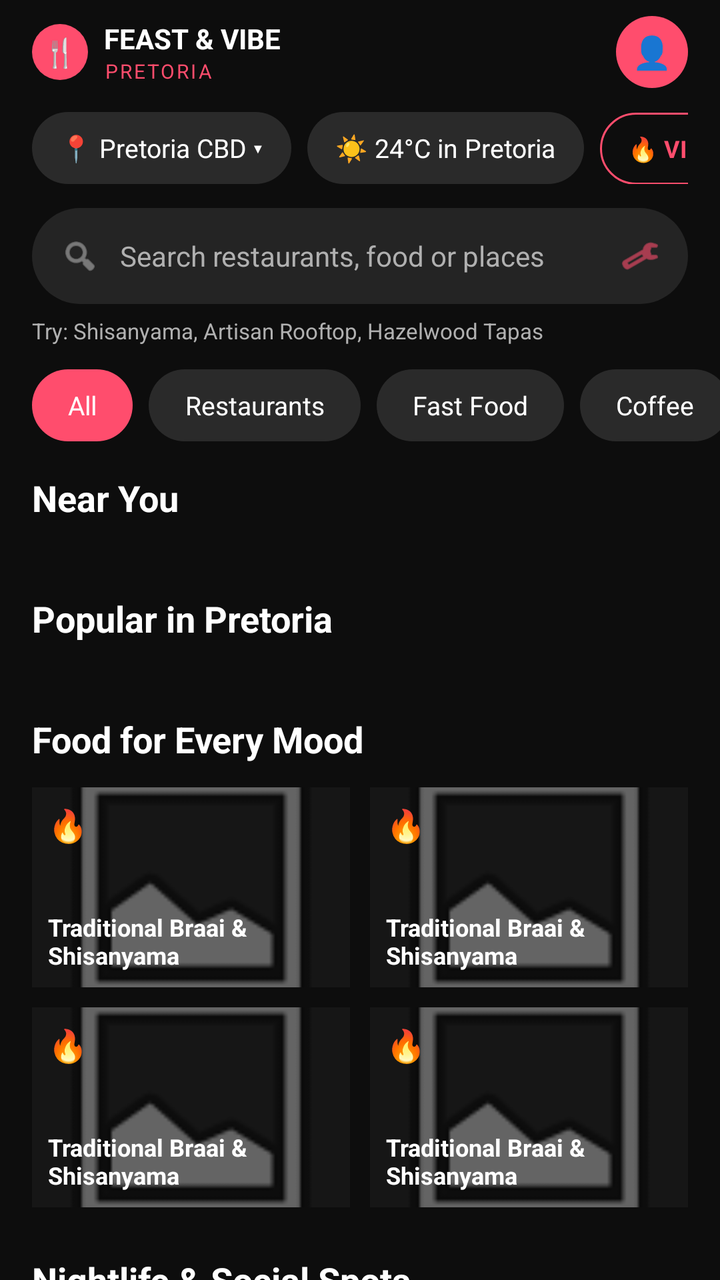
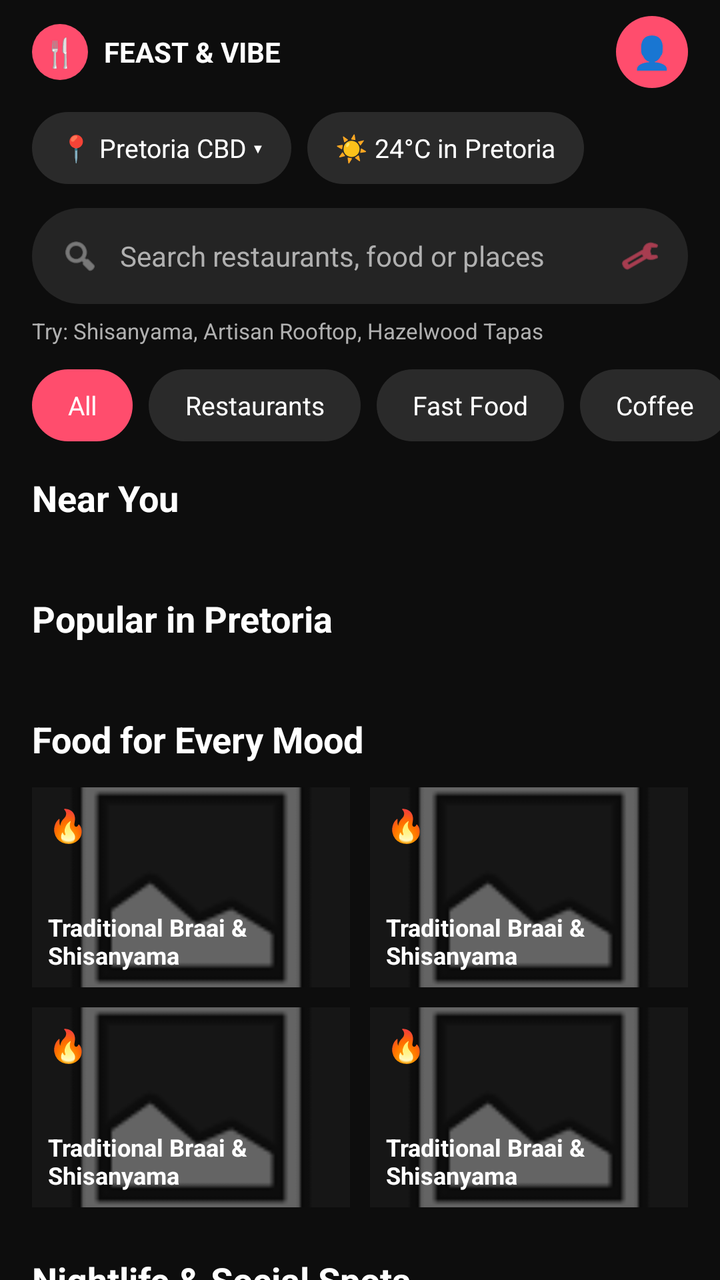

Compare the two renders of this Android layout. The source of the first and the diff that turns it into the second are given below.
<!-- AndroidManifest.xml: application theme Theme.FeastVibe -->
<!-- res/layout/activity_explore.xml -->
<?xml version="1.0" encoding="utf-8"?>
<androidx.constraintlayout.widget.ConstraintLayout
    xmlns:android="http://schemas.android.com/apk/res/android"
    xmlns:app="http://schemas.android.com/apk/res-auto"
    android:id="@+id/main"
    android:layout_width="match_parent"
    android:layout_height="match_parent"
    android:background="@color/background_dark">

    <LinearLayout
        android:id="@+id/header"
        android:layout_width="0dp"
        android:layout_height="wrap_content"
        android:orientation="vertical"
        android:paddingHorizontal="16dp"
        android:paddingTop="8dp"
        app:layout_constraintTop_toTopOf="parent"
        app:layout_constraintStart_toStartOf="parent"
        app:layout_constraintEnd_toEndOf="parent">

        <LinearLayout
            android:layout_width="match_parent"
            android:layout_height="wrap_content"
            android:gravity="center_vertical"
            android:orientation="horizontal">

            <TextView
                android:layout_width="28dp"
                android:layout_height="28dp"
                android:background="@drawable/bg_circle_pink"
                android:gravity="center"
                android:text="🍴"
                android:textSize="14sp" />

            <LinearLayout
                android:layout_width="0dp"
                android:layout_height="wrap_content"
                android:layout_marginStart="8dp"
                android:layout_weight="1"
                android:orientation="vertical">

                <TextView
                    android:layout_width="wrap_content"
                    android:layout_height="wrap_content"
                    android:text="FEAST &amp; VIBE"
                    android:textColor="@color/text_primary"
                    android:textSize="14sp"
                    android:textStyle="bold" />

                <TextView
                    android:layout_width="wrap_content"
                    android:layout_height="wrap_content"
                    android:text="PRETORIA"
                    android:textColor="@color/pink_primary"
                    android:textSize="10sp"
                    android:letterSpacing="0.1" />
            </LinearLayout>

            <TextView
                android:id="@+id/iv_explore_profile"
                android:layout_width="36dp"
                android:layout_height="36dp"
                android:background="@drawable/bg_circle_pink"
                android:clickable="true"
                android:focusable="true"
                android:gravity="center"
                android:text="👤"
                android:textSize="16sp" />
        </LinearLayout>

        <HorizontalScrollView
            android:layout_width="match_parent"
            android:layout_height="wrap_content"
            android:layout_marginTop="12dp"
            android:scrollbars="none">

            <LinearLayout
                android:layout_width="wrap_content"
                android:layout_height="wrap_content"
                android:orientation="horizontal">

                <TextView
                    android:id="@+id/tv_location_chip"
                    android:layout_width="wrap_content"
                    android:layout_height="36dp"
                    android:background="@drawable/bg_chip_unselected"
                    android:clickable="true"
                    android:focusable="true"
                    android:gravity="center"
                    android:paddingHorizontal="14dp"
                    android:text="📍 Pretoria CBD ▾"
                    android:textColor="@color/text_primary"
                    android:textSize="13sp" />

                <TextView
                    android:id="@+id/tv_weather_chip"
                    android:layout_width="wrap_content"
                    android:layout_height="36dp"
                    android:layout_marginStart="8dp"
                    android:background="@drawable/bg_chip_unselected"
                    android:gravity="center"
                    android:paddingHorizontal="14dp"
                    android:text="☀️ 24°C in Pretoria"
                    android:textColor="@color/text_primary"
                    android:textSize="13sp" />

                <TextView
                    android:layout_width="wrap_content"
                    android:layout_height="36dp"
                    android:layout_marginStart="8dp"
                    android:background="@drawable/bg_pill_outline_pink"
                    android:gravity="center"
                    android:paddingHorizontal="14dp"
                    android:text="🔥 VIBE METER: HOT"
                    android:textColor="@color/pink_primary"
                    android:textSize="12sp"
                    android:textStyle="bold" />
            </LinearLayout>
        </HorizontalScrollView>

        <LinearLayout
            android:id="@+id/search_bar"
            android:layout_width="match_parent"
            android:layout_height="48dp"
            android:layout_marginTop="12dp"
            android:background="@drawable/bg_search_bar"
            android:clickable="true"
            android:focusable="true"
            android:gravity="center_vertical"
            android:paddingHorizontal="14dp">

            <ImageView
                android:layout_width="20dp"
                android:layout_height="20dp"
                android:src="@android:drawable/ic_menu_search"
                app:tint="@color/text_secondary" />

            <TextView
                android:layout_width="0dp"
                android:layout_height="wrap_content"
                android:layout_weight="1"
                android:layout_marginStart="10dp"
                android:text="Search restaurants, food or places"
                android:textColor="@color/text_secondary"
                android:textSize="14sp" />

            <ImageView
                android:id="@+id/iv_filter"
                android:layout_width="20dp"
                android:layout_height="20dp"
                android:clickable="true"
                android:focusable="true"
                android:src="@android:drawable/ic_menu_manage"
                app:tint="@color/pink_primary" />
        </LinearLayout>

        <TextView
            android:layout_width="match_parent"
            android:layout_height="wrap_content"
            android:layout_marginTop="6dp"
            android:text="Try: Shisanyama, Artisan Rooftop, Hazelwood Tapas"
            android:textColor="@color/text_secondary"
            android:textSize="11sp" />
    </LinearLayout>

    <HorizontalScrollView
        android:id="@+id/category_scroll"
        android:layout_width="0dp"
        android:layout_height="wrap_content"
        android:layout_marginTop="12dp"
        android:scrollbars="none"
        app:layout_constraintTop_toBottomOf="@id/header"
        app:layout_constraintStart_toStartOf="parent"
        app:layout_constraintEnd_toEndOf="parent">

        <LinearLayout
            android:id="@+id/chip_row"
            android:layout_width="wrap_content"
            android:layout_height="wrap_content"
            android:orientation="horizontal"
            android:paddingHorizontal="16dp"
            android:paddingBottom="4dp">

            <TextView android:layout_width="wrap_content" android:layout_height="36dp"
                android:background="@drawable/bg_chip_selected" android:gravity="center"
                android:paddingHorizontal="18dp" android:text="All"
                android:textColor="@color/white" android:textSize="13sp" />

            <TextView android:layout_width="wrap_content" android:layout_height="36dp"
                android:layout_marginStart="8dp" android:background="@drawable/bg_chip_unselected"
                android:gravity="center" android:paddingHorizontal="18dp" android:text="Restaurants"
                android:textColor="@color/text_primary" android:textSize="13sp" />

            <TextView android:layout_width="wrap_content" android:layout_height="36dp"
                android:layout_marginStart="8dp" android:background="@drawable/bg_chip_unselected"
                android:gravity="center" android:paddingHorizontal="18dp" android:text="Fast Food"
                android:textColor="@color/text_primary" android:textSize="13sp" />

            <TextView android:layout_width="wrap_content" android:layout_height="36dp"
                android:layout_marginStart="8dp" android:background="@drawable/bg_chip_unselected"
                android:gravity="center" android:paddingHorizontal="18dp" android:text="Coffee"
                android:textColor="@color/text_primary" android:textSize="13sp" />

            <TextView android:layout_width="wrap_content" android:layout_height="36dp"
                android:layout_marginStart="8dp" android:background="@drawable/bg_chip_unselected"
                android:gravity="center" android:paddingHorizontal="18dp" android:text="Bars"
                android:textColor="@color/text_primary" android:textSize="13sp" />

            <TextView android:layout_width="wrap_content" android:layout_height="36dp"
                android:layout_marginStart="8dp" android:background="@drawable/bg_chip_unselected"
                android:gravity="center" android:paddingHorizontal="18dp" android:text="Clubs"
                android:textColor="@color/text_primary" android:textSize="13sp" />
        </LinearLayout>
    </HorizontalScrollView>

    <androidx.core.widget.NestedScrollView
        android:id="@+id/explore_scroll"
        android:layout_width="0dp"
        android:layout_height="0dp"
        android:layout_marginTop="12dp"
        android:fillViewport="true"
        app:layout_constraintTop_toBottomOf="@id/category_scroll"
        app:layout_constraintBottom_toBottomOf="parent"
        app:layout_constraintStart_toStartOf="parent"
        app:layout_constraintEnd_toEndOf="parent">

        <LinearLayout
            android:layout_width="match_parent"
            android:layout_height="wrap_content"
            android:orientation="vertical"
            android:paddingBottom="24dp">

            <TextView
                android:layout_width="match_parent"
                android:layout_height="wrap_content"
                android:paddingHorizontal="16dp"
                android:text="Near You"
                android:textColor="@color/text_primary"
                android:textSize="18sp"
                android:textStyle="bold" />

            <androidx.recyclerview.widget.RecyclerView
                android:id="@+id/rv_nearby"
                android:layout_width="match_parent"
                android:layout_height="wrap_content"
                android:layout_marginTop="12dp"
                android:clipToPadding="false"
                android:paddingHorizontal="16dp" />

            <TextView
                android:id="@+id/tv_popular_header"
                android:layout_width="match_parent"
                android:layout_height="wrap_content"
                android:layout_marginTop="24dp"
                android:paddingHorizontal="16dp"
                android:text="Popular in Pretoria"
                android:textColor="@color/text_primary"
                android:textSize="18sp"
                android:textStyle="bold" />

            <androidx.recyclerview.widget.RecyclerView
                android:id="@+id/rv_popular"
                android:layout_width="match_parent"
                android:layout_height="wrap_content"
                android:layout_marginTop="12dp" />

            <TextView
                android:layout_width="match_parent"
                android:layout_height="wrap_content"
                android:layout_marginTop="24dp"
                android:paddingHorizontal="16dp"
                android:text="Food for Every Mood"
                android:textColor="@color/text_primary"
                android:textSize="18sp"
                android:textStyle="bold" />

            <LinearLayout
                android:layout_width="match_parent"
                android:layout_height="wrap_content"
                android:layout_marginTop="12dp"
                android:orientation="horizontal"
                android:paddingHorizontal="16dp">

                <include
                    android:id="@+id/mood_1"
                    layout="@layout/item_mood_tile"
                    android:layout_width="0dp"
                    android:layout_height="100dp"
                    android:layout_weight="1" />

                <include
                    android:id="@+id/mood_2"
                    layout="@layout/item_mood_tile"
                    android:layout_width="0dp"
                    android:layout_height="100dp"
                    android:layout_weight="1"
                    android:layout_marginStart="10dp" />
            </LinearLayout>

            <LinearLayout
                android:layout_width="match_parent"
                android:layout_height="wrap_content"
                android:layout_marginTop="10dp"
                android:orientation="horizontal"
                android:paddingHorizontal="16dp">

                <include
                    android:id="@+id/mood_3"
                    layout="@layout/item_mood_tile"
                    android:layout_width="0dp"
                    android:layout_height="100dp"
                    android:layout_weight="1" />

                <include
                    android:id="@+id/mood_4"
                    layout="@layout/item_mood_tile"
                    android:layout_width="0dp"
                    android:layout_height="100dp"
                    android:layout_weight="1"
                    android:layout_marginStart="10dp" />
            </LinearLayout>

            <TextView
                android:layout_width="match_parent"
                android:layout_height="wrap_content"
                android:layout_marginTop="24dp"
                android:paddingHorizontal="16dp"
                android:text="Nightlife &amp; Social Spots"
                android:textColor="@color/text_primary"
                android:textSize="18sp"
                android:textStyle="bold" />

            <androidx.recyclerview.widget.RecyclerView
                android:id="@+id/rv_nightlife"
                android:layout_width="match_parent"
                android:layout_height="wrap_content"
                android:layout_marginTop="12dp"
                android:clipToPadding="false"
                android:paddingHorizontal="16dp" />

            <TextView
                android:layout_width="match_parent"
                android:layout_height="wrap_content"
                android:layout_marginTop="24dp"
                android:paddingHorizontal="16dp"
                android:text="Upcoming Events"
                android:textColor="@color/text_primary"
                android:textSize="18sp"
                android:textStyle="bold" />

            <LinearLayout
                android:id="@+id/events_list"
                android:layout_width="match_parent"
                android:layout_height="wrap_content"
                android:layout_marginTop="12dp"
                android:orientation="vertical" />
        </LinearLayout>
    </androidx.core.widget.NestedScrollView>

</androidx.constraintlayout.widget.ConstraintLayout>
<!-- res/layout/item_mood_tile.xml (included above) -->
<?xml version="1.0" encoding="utf-8"?>
<FrameLayout xmlns:android="http://schemas.android.com/apk/res/android"
    android:layout_width="0dp"
    android:layout_height="100dp"
    android:layout_weight="1"
    android:background="@drawable/bg_card"
    android:clickable="true"
    android:focusable="true">

    <ImageView
        android:layout_width="match_parent"
        android:layout_height="match_parent"
        android:background="@color/surface_variant"
        android:scaleType="centerCrop"
        android:src="@android:drawable/ic_menu_gallery"
        android:contentDescription="@null" />

    <View
        android:layout_width="match_parent"
        android:layout_height="match_parent"
        android:background="#66000000" />

    <TextView
        android:id="@+id/tv_mood_icon"
        android:layout_width="wrap_content"
        android:layout_height="wrap_content"
        android:layout_gravity="top|start"
        android:layout_margin="8dp"
        android:text="🔥"
        android:textSize="16sp" />

    <TextView
        android:id="@+id/tv_mood_label"
        android:layout_width="match_parent"
        android:layout_height="wrap_content"
        android:layout_gravity="bottom"
        android:padding="8dp"
        android:maxLines="2"
        android:ellipsize="end"
        android:text="Traditional Braai &amp; Shisanyama"
        android:textColor="@color/white"
        android:textSize="12sp"
        android:textStyle="bold" />
</FrameLayout>
<!-- resources referenced by this layout -->
<resources>
  <color name="background_dark">#0D0D0D</color>
  <color name="pink_primary">#FF4D6D</color>
  <color name="surface_variant">#242424</color>
  <color name="text_primary">#FFFFFF</color>
  <color name="text_secondary">#B0B0B0</color>
  <color name="white">#FFFFFFFF</color>
  <!-- drawable bg_card (drawable) -->
  <?xml version="1.0" encoding="utf-8"?>
  <shape xmlns:android="http://schemas.android.com/apk/res/android"
      android:shape="rectangle">
      <solid android:color="@color/card_dark" />
      <corners android:radius="16dp" />
  </shape>
  <!-- drawable bg_chip_selected (drawable) -->
  <?xml version="1.0" encoding="utf-8"?>
  <shape xmlns:android="http://schemas.android.com/apk/res/android"
      android:shape="rectangle">
      <solid android:color="@color/pink_primary" />
      <corners android:radius="20dp" />
  </shape>
  <!-- drawable bg_chip_unselected (drawable) -->
  <?xml version="1.0" encoding="utf-8"?>
  <shape xmlns:android="http://schemas.android.com/apk/res/android"
      android:shape="rectangle">
      <solid android:color="@color/chip_unselected" />
      <corners android:radius="20dp" />
  </shape>
  <!-- drawable bg_circle_pink (drawable) -->
  <?xml version="1.0" encoding="utf-8"?>
  <shape xmlns:android="http://schemas.android.com/apk/res/android"
      android:shape="oval">
      <solid android:color="@color/pink_primary" />
  </shape>
  <!-- drawable bg_pill_outline_pink (drawable) -->
  <?xml version="1.0" encoding="utf-8"?>
  <shape xmlns:android="http://schemas.android.com/apk/res/android"
      android:shape="rectangle">
      <stroke android:width="1dp" android:color="@color/pink_primary" />
      <solid android:color="@android:color/transparent" />
      <corners android:radius="20dp" />
  </shape>
  <!-- drawable bg_search_bar (drawable) -->
  <?xml version="1.0" encoding="utf-8"?>
  <shape xmlns:android="http://schemas.android.com/apk/res/android"
      android:shape="rectangle">
      <solid android:color="@color/surface_variant" />
      <corners android:radius="24dp" />
  </shape>
  <style name="Theme.FeastVibe" parent="Base.Theme.FeastVibe" />
  <color name="card_dark">#1C1C1C</color>
  <color name="chip_unselected">#2A2A2A</color>
  <style name="Base.Theme.FeastVibe" parent="Theme.Material3.DayNight.NoActionBar">
          
          <item name="colorPrimary">@color/pink_primary</item>
          <item name="colorOnPrimary">@color/white</item>
          <item name="colorSecondary">@color/pink_primary</item>
          <item name="android:statusBarColor">@color/background_dark</item>
          <item name="android:navigationBarColor">@color/background_dark</item>
          <item name="android:windowLightStatusBar">false</item>
      </style>
</resources>

<!-- the commit's change to res/layout/activity_explore.xml (unified diff, before → after) -->
@@ -47,13 +47,6 @@
                     android:textSize="14sp"
                     android:textStyle="bold" />
 
-                <TextView
-                    android:layout_width="wrap_content"
-                    android:layout_height="wrap_content"
-                    android:text="PRETORIA"
-                    android:textColor="@color/pink_primary"
-                    android:textSize="10sp"
-                    android:letterSpacing="0.1" />
             </LinearLayout>
 
             <TextView
@@ -104,17 +97,6 @@
                     android:textColor="@color/text_primary"
                     android:textSize="13sp" />
 
-                <TextView
-                    android:layout_width="wrap_content"
-                    android:layout_height="36dp"
-                    android:layout_marginStart="8dp"
-                    android:background="@drawable/bg_pill_outline_pink"
-                    android:gravity="center"
-                    android:paddingHorizontal="14dp"
-                    android:text="🔥 VIBE METER: HOT"
-                    android:textColor="@color/pink_primary"
-                    android:textSize="12sp"
-                    android:textStyle="bold" />
             </LinearLayout>
         </HorizontalScrollView>
 
@@ -354,6 +336,18 @@
                 android:layout_height="wrap_content"
                 android:layout_marginTop="12dp"
                 android:orientation="vertical" />
+
+            <TextView
+                android:id="@+id/tv_information_disclaimer"
+                android:layout_width="match_parent"
+                android:layout_height="wrap_content"
+                android:layout_marginTop="28dp"
+                android:paddingHorizontal="16dp"
+                android:paddingBottom="12dp"
+                android:gravity="center"
+                android:text="Venue information, opening hours, events and other details are supplied by third-party sources. Feast &amp; Vibe cannot guarantee that all information is accurate, complete or up to date."
+                android:textColor="@color/text_secondary"
+                android:textSize="11sp" />
         </LinearLayout>
     </androidx.core.widget.NestedScrollView>
 
<!-- resource entries referenced after the edit -->
@@ -33,14 +33,6 @@
       android:shape="oval">
       <solid android:color="@color/pink_primary" />
   </shape>
-  <!-- drawable bg_pill_outline_pink (drawable) -->
-  <?xml version="1.0" encoding="utf-8"?>
-  <shape xmlns:android="http://schemas.android.com/apk/res/android"
-      android:shape="rectangle">
-      <stroke android:width="1dp" android:color="@color/pink_primary" />
-      <solid android:color="@android:color/transparent" />
-      <corners android:radius="20dp" />
-  </shape>
   <!-- drawable bg_search_bar (drawable) -->
   <?xml version="1.0" encoding="utf-8"?>
   <shape xmlns:android="http://schemas.android.com/apk/res/android"
